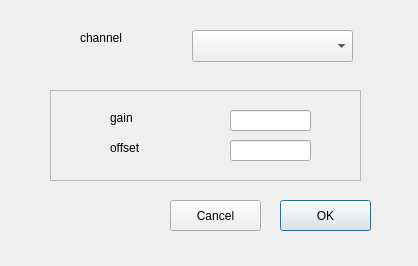
The window that c-sources/devphysiodaq/devphysiodaq_ui/devphysiodaq_dialog.ui (JanMenssen/2023-physiomon) describes before a commit, drawn with Qt 5.
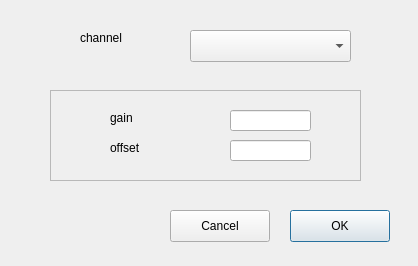
The same window after the commit.

The edit to the form file:
```diff
--- a/c-sources/devphysiodaq/devphysiodaq_ui/devphysiodaq_dialog.ui
+++ b/c-sources/devphysiodaq/devphysiodaq_ui/devphysiodaq_dialog.ui
@@ -13,32 +13,6 @@
   <property name="windowTitle">
    <string>devphysiodaq_dialog</string>
   </property>
-  <widget class="QPushButton" name="okButton">
-   <property name="geometry">
-    <rect>
-     <x>280</x>
-     <y>200</y>
-     <width>91</width>
-     <height>31</height>
-    </rect>
-   </property>
-   <property name="text">
-    <string>OK</string>
-   </property>
-  </widget>
-  <widget class="QPushButton" name="cancelButton">
-   <property name="geometry">
-    <rect>
-     <x>170</x>
-     <y>200</y>
-     <width>91</width>
-     <height>31</height>
-    </rect>
-   </property>
-   <property name="text">
-    <string>Cancel</string>
-   </property>
-  </widget>
   <widget class="QFrame" name="frame">
    <property name="geometry">
     <rect>
@@ -117,18 +91,39 @@
   <widget class="QComboBox" name="channelComboBox">
    <property name="geometry">
     <rect>
-     <x>192</x>
+     <x>190</x>
      <y>30</y>
      <width>161</width>
      <height>32</height>
     </rect>
    </property>
   </widget>
-  <zorder>frame</zorder>
-  <zorder>okButton</zorder>
-  <zorder>cancelButton</zorder>
-  <zorder>channelLabel</zorder>
-  <zorder>channelComboBox</zorder>
+  <widget class="QPushButton" name="okButton">
+   <property name="geometry">
+    <rect>
+     <x>290</x>
+     <y>210</y>
+     <width>100</width>
+     <height>32</height>
+    </rect>
+   </property>
+   <property name="text">
+    <string>OK</string>
+   </property>
+  </widget>
+  <widget class="QPushButton" name="cancelButton">
+   <property name="geometry">
+    <rect>
+     <x>170</x>
+     <y>210</y>
+     <width>100</width>
+     <height>32</height>
+    </rect>
+   </property>
+   <property name="text">
+    <string>Cancel</string>
+   </property>
+  </widget>
  </widget>
  <tabstops>
   <tabstop>channelComboBox</tabstop>
```
Left out of the diff: 2 changed lines with no effect on the pictures.
